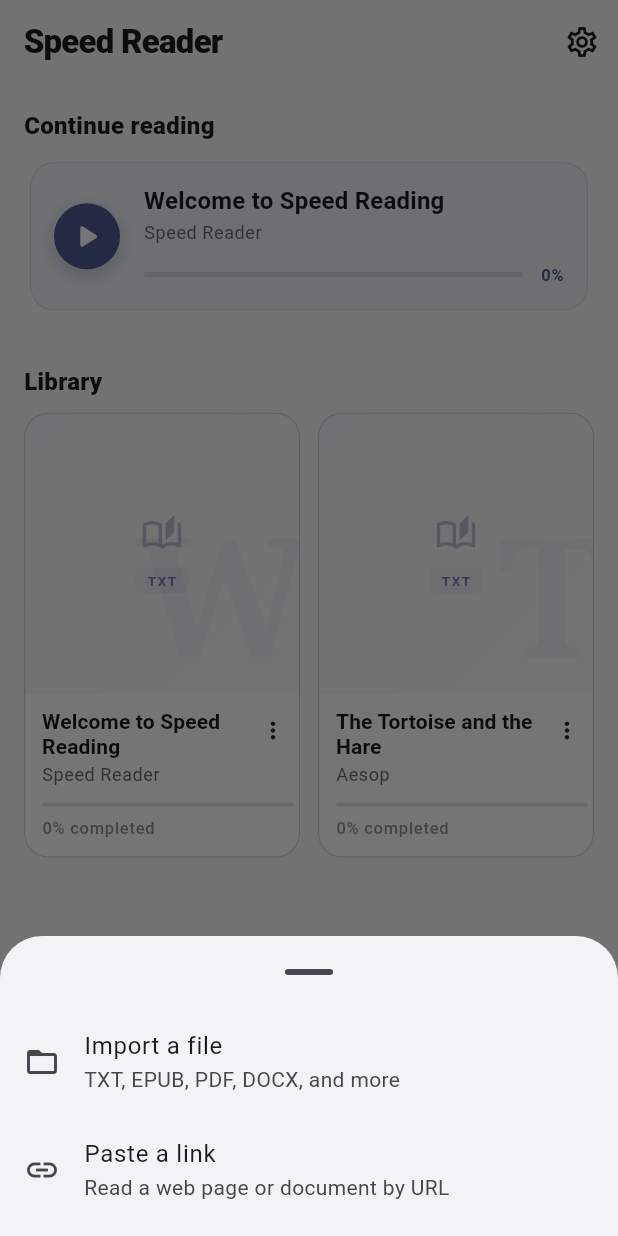
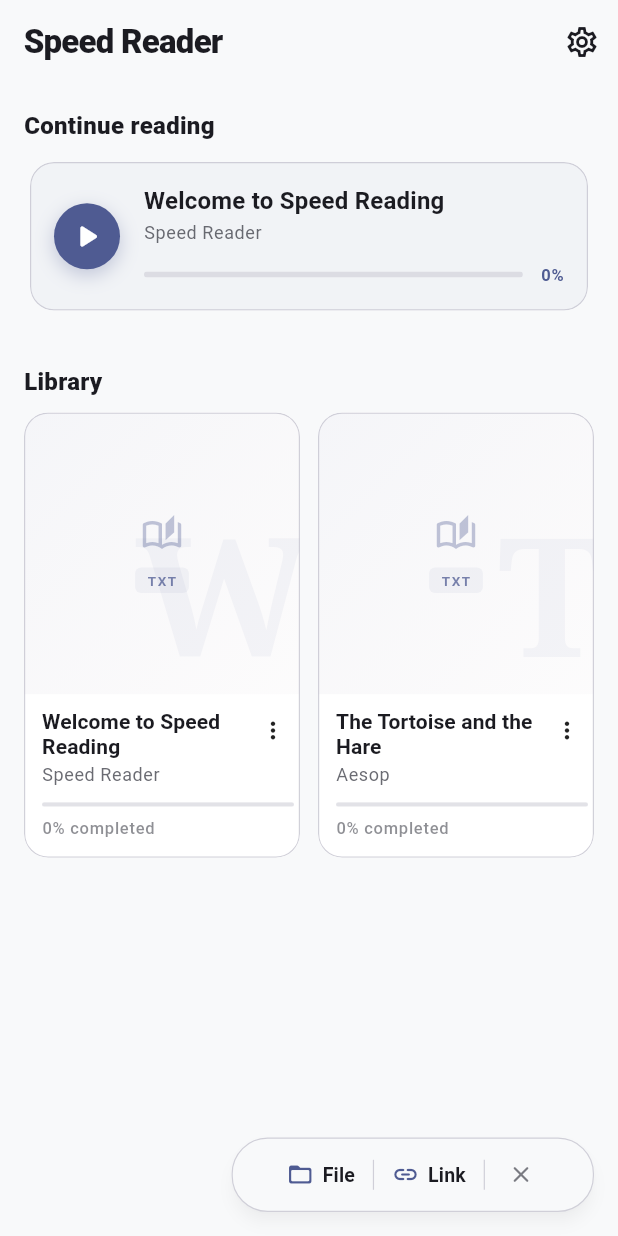
Before and after one commit to kot-begemot/speed-reading-app, a Flutter app: the screen it shows after launch, after a tap on "Add book", on a phone screen of 412 x 824 dp. Run offline on Flutter 3.47's test engine with Material 3 defaults, Android fonts, the phone set to English and light mode, and no system bars; our stand-ins replace file_picker, flutter_colorpicker, flutter_riverpod, hive_ce, hive_ce_flutter, html_unescape and 2 more; missing offline and left inert: docx_to_text, epubx, syncfusion_flutter_pdf; accounts and stored records are empty.

Commit message:
update the add book button and addd morph transition into sub-options

```diff
--- a/lib/screens/add_book_flow.dart
+++ b/lib/screens/add_book_flow.dart
@@ -19,9 +19,9 @@ Future<void> runAddBookFlow(BuildContext context, WidgetRef ref) async {
 
   switch (source) {
     case _AddSource.file:
-      await _importFromFile(context, ref);
+      await importFromFile(context, ref);
     case _AddSource.link:
-      await _importFromLink(context, ref);
+      await importFromLink(context, ref);
   }
 }
 
@@ -57,7 +57,7 @@ class _SourceSheet extends StatelessWidget {
 
 // --- File import ---
 
-Future<void> _importFromFile(BuildContext context, WidgetRef ref) async {
+Future<void> importFromFile(BuildContext context, WidgetRef ref) async {
   FilePickerResult? picked;
   try {
     picked = await FilePicker.pickFiles(
@@ -86,7 +86,7 @@ Future<void> _importFromFile(BuildContext context, WidgetRef ref) async {
 
 // --- URL import ---
 
-Future<void> _importFromLink(BuildContext context, WidgetRef ref) async {
+Future<void> importFromLink(BuildContext context, WidgetRef ref) async {
   final url = await _promptUrl(context);
   if (url == null || url.trim().isEmpty || !context.mounted) return;
 
--- a/lib/screens/library_screen.dart
+++ b/lib/screens/library_screen.dart
@@ -22,6 +22,7 @@ class _LibraryScreenState extends ConsumerState<LibraryScreen> {
 
   final _searchController = TextEditingController();
   String _query = '';
+  bool _isAddMenuExpanded = false;
 
   @override
   void dispose() {
@@ -144,6 +145,8 @@ class _LibraryScreenState extends ConsumerState<LibraryScreen> {
   @override
   Widget build(BuildContext context) {
     final theme = Theme.of(context);
+    final scheme = theme.colorScheme;
+    final isDark = theme.brightness == Brightness.dark;
     final books = ref.watch(booksProvider);
     // The search bar only appears once the library is large enough to need it.
     final showSearch = books.length >= _searchThreshold;
@@ -170,10 +173,104 @@ class _LibraryScreenState extends ConsumerState<LibraryScreen> {
           ),
         ],
       ),
-      floatingActionButton: FloatingActionButton.extended(
-        onPressed: () => runAddBookFlow(context, ref),
-        icon: const Icon(Icons.add),
-        label: const Text('Add book'),
+      floatingActionButton: Material(
+        elevation: 4,
+        shadowColor: Colors.black.withValues(alpha: isDark ? 0.5 : 0.2),
+        borderRadius: BorderRadius.circular(24),
+        color: scheme.surface,
+        child: Container(
+          decoration: BoxDecoration(
+            borderRadius: BorderRadius.circular(24),
+            border: Border.all(
+              color: isDark ? const Color(0xFF333333) : scheme.outlineVariant.withValues(alpha: 0.8),
+              width: 0.8,
+            ),
+          ),
+          child: AnimatedCrossFade(
+            duration: const Duration(milliseconds: 250),
+            firstCurve: Curves.easeInOutCubic,
+            secondCurve: Curves.easeInOutCubic,
+            sizeCurve: Curves.easeInOutCubic,
+            crossFadeState: _isAddMenuExpanded
+                ? CrossFadeState.showSecond
+                : CrossFadeState.showFirst,
+            firstChild: InkWell(
+              onTap: () => setState(() => _isAddMenuExpanded = true),
+              borderRadius: BorderRadius.circular(24),
+              splashColor: Colors.transparent,
+              highlightColor: Colors.transparent,
+              child: Container(
+                width: 140,
+                height: 48,
+                alignment: Alignment.center,
+                padding: const EdgeInsets.symmetric(horizontal: 12),
+                child: FittedBox(
+                  fit: BoxFit.scaleDown,
+                  child: Row(
+                    mainAxisAlignment: MainAxisAlignment.center,
+                    children: [
+                      Icon(Icons.add_rounded, size: 20, color: scheme.primary),
+                      const SizedBox(width: 8),
+                      Text(
+                        'Add book',
+                        style: TextStyle(
+                          fontSize: 14,
+                          fontWeight: FontWeight.w700,
+                          color: scheme.onSurface,
+                          letterSpacing: 0.1,
+                        ),
+                      ),
+                    ],
+                  ),
+                ),
+              ),
+            ),
+            secondChild: Container(
+              width: 240,
+              height: 48,
+              alignment: Alignment.center,
+              padding: const EdgeInsets.symmetric(horizontal: 8),
+              child: FittedBox(
+                fit: BoxFit.scaleDown,
+                child: Row(
+                  mainAxisAlignment: MainAxisAlignment.spaceEvenly,
+                  children: [
+                    _FABOption(
+                      icon: Icons.folder_open_rounded,
+                      label: 'File',
+                      onTap: () {
+                        setState(() => _isAddMenuExpanded = false);
+                        importFromFile(context, ref);
+                      },
+                      scheme: scheme,
+                    ),
+                    _FABDivider(scheme: scheme, isDark: isDark),
+                    _FABOption(
+                      icon: Icons.link_rounded,
+                      label: 'Link',
+                      onTap: () {
+                        setState(() => _isAddMenuExpanded = false);
+                        importFromLink(context, ref);
+                      },
+                      scheme: scheme,
+                    ),
+                    _FABDivider(scheme: scheme, isDark: isDark),
+                    IconButton(
+                      constraints: const BoxConstraints(),
+                      padding: EdgeInsets.zero,
+                      icon: Icon(
+                        Icons.close_rounded,
+                        size: 18,
+                        color: scheme.onSurfaceVariant.withValues(alpha: 0.7),
+                      ),
+                      onPressed: () => setState(() => _isAddMenuExpanded = false),
+                    ),
+                  ],
+                ),
+              ),
+            ),
+          ),
+        ),
       ),
       body: SafeArea(
         child: Column(
@@ -339,12 +436,12 @@ class _ContinueCard extends StatelessWidget {
     return Card(
       clipBehavior: Clip.antiAlias,
       color: isDark
-          ? scheme.primary.withOpacity(0.06)
-          : scheme.primary.withOpacity(0.04),
+          ? scheme.primary.withValues(alpha: 0.06)
+          : scheme.primary.withValues(alpha: 0.04),
       shape: RoundedRectangleBorder(
         borderRadius: BorderRadius.circular(16),
         side: BorderSide(
-          color: scheme.primary.withOpacity(isDark ? 0.25 : 0.15),
+          color: scheme.outlineVariant.withValues(alpha: isDark ? 0.6 : 0.8),
           width: 0.8,
         ),
       ),
@@ -362,7 +459,7 @@ class _ContinueCard extends StatelessWidget {
                   color: scheme.primary,
                   boxShadow: [
                     BoxShadow(
-                      color: scheme.primary.withOpacity(0.3),
+                      color: scheme.primary.withValues(alpha: 0.3),
                       blurRadius: 10,
                       offset: const Offset(0, 4),
                     ),
@@ -394,7 +491,7 @@ class _ContinueCard extends StatelessWidget {
                       maxLines: 1,
                       overflow: TextOverflow.ellipsis,
                       style: theme.textTheme.bodySmall?.copyWith(
-                        color: scheme.onSurfaceVariant.withOpacity(0.8),
+                        color: scheme.onSurfaceVariant.withValues(alpha: 0.8),
                       ),
                     ),
                     const SizedBox(height: 12),
@@ -406,8 +503,8 @@ class _ContinueCard extends StatelessWidget {
                             child: LinearProgressIndicator(
                               value: book.progress,
                               minHeight: 4,
-                              backgroundColor: scheme.outlineVariant.withOpacity(
-                                isDark ? 0.3 : 0.5,
+                              backgroundColor: scheme.outlineVariant.withValues(
+                                alpha: isDark ? 0.3 : 0.5,
                               ),
                               valueColor: AlwaysStoppedAnimation<Color>(scheme.primary),
                             ),
@@ -433,3 +530,59 @@ class _ContinueCard extends StatelessWidget {
     );
   }
 }
+
+class _FABOption extends StatelessWidget {
+  final IconData icon;
+  final String label;
+  final VoidCallback onTap;
+  final ColorScheme scheme;
+
+  const _FABOption({
+    required this.icon,
+    required this.label,
+    required this.onTap,
+    required this.scheme,
+  });
+
+  @override
+  Widget build(BuildContext context) {
+    return InkWell(
+      onTap: onTap,
+      borderRadius: BorderRadius.circular(16),
+      child: Padding(
+        padding: const EdgeInsets.symmetric(horizontal: 12, vertical: 8),
+        child: Row(
+          mainAxisSize: MainAxisSize.min,
+          children: [
+            Icon(icon, size: 18, color: scheme.primary),
+            const SizedBox(width: 6),
+            Text(
+              label,
+              style: const TextStyle(
+                fontSize: 13,
+                fontWeight: FontWeight.w700,
+                letterSpacing: 0.1,
+              ),
+            ),
+          ],
+        ),
+      ),
+    );
+  }
+}
+
+class _FABDivider extends StatelessWidget {
+  final ColorScheme scheme;
+  final bool isDark;
+
+  const _FABDivider({required this.scheme, required this.isDark});
+
+  @override
+  Widget build(BuildContext context) {
+    return Container(
+      width: 0.8,
+      height: 20,
+      color: scheme.outlineVariant.withValues(alpha: isDark ? 0.6 : 0.8),
+    );
+  }
+}
```
